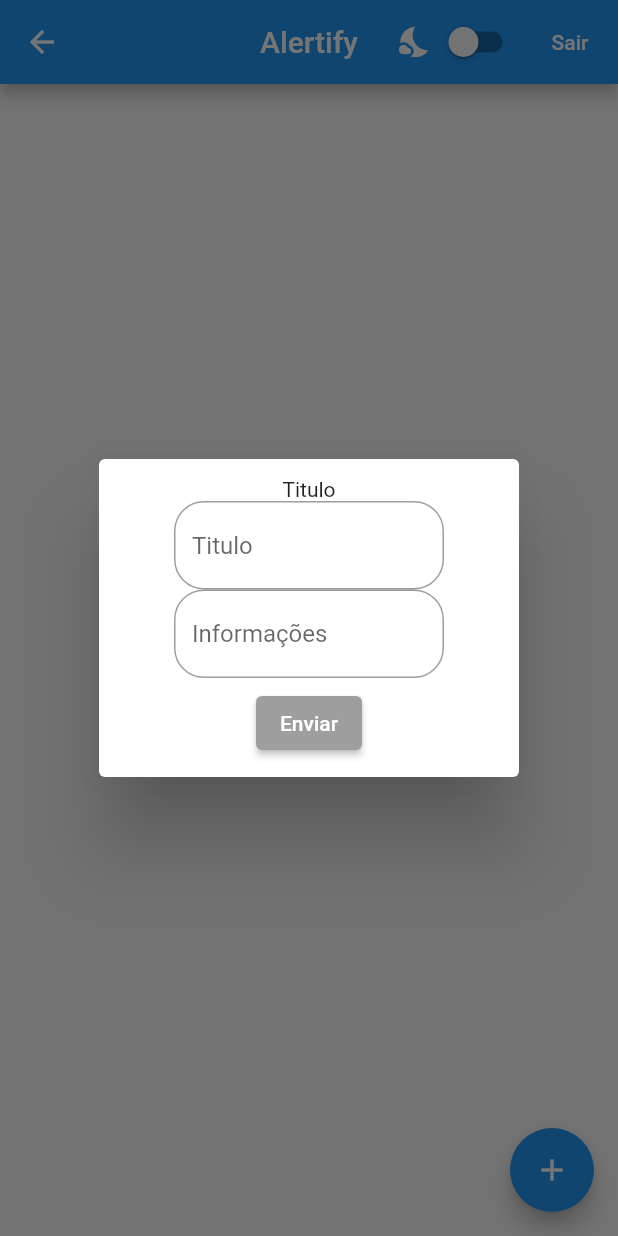
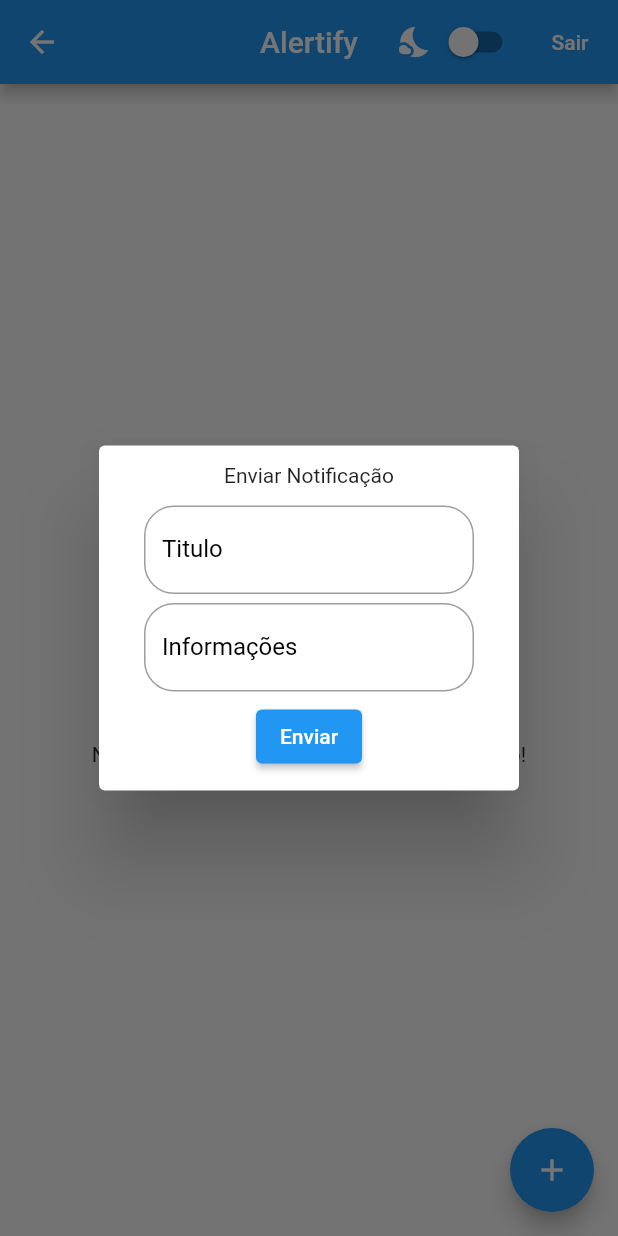
Before and after one commit to vinihzets/AlertifyApp, a Flutter app: the HomeView screen opened by its route, after a tap on the "add" icon, on a phone screen of 412 x 824 dp. Run offline on Flutter 3.47's test engine with Material 2 defaults, Android fonts, the phone set to English and light mode, and no system bars; our stand-ins replace cloud_firestore, cloud_functions, dartz, firebase_auth, firebase_core, firebase_messaging and 4 more; accounts and stored records are empty.

Commit message:
Implementado Bloc para home Feature para obter notificacoes enviadas

```diff
--- a/lib/features/home/presentation/ui/home_view.dart
+++ b/lib/features/home/presentation/ui/home_view.dart
@@ -1,8 +1,14 @@
 import 'package:alertifyapp/features/home/presentation/bloc/home_bloc.dart';
 import 'package:alertifyapp/features/home/presentation/bloc/home_event.dart';
+import 'package:alertifyapp/features/home/presentation/ui/home_view_empty_state.dart';
+import 'package:alertifyapp/features/home/presentation/ui/home_view_error_state.dart';
+import 'package:alertifyapp/features/home/presentation/ui/home_view_loading_state.dart';
+import 'package:alertifyapp/features/home/presentation/ui/home_view_stable_state.dart';
 import 'package:alertifyapp/theme.dart';
 import 'package:flutter/material.dart';
 import 'package:get_it/get_it.dart';
+
+import '../../../../core/components/bloc_screen_builder.dart';
 
 class HomeView extends StatefulWidget {
   const HomeView({super.key});
@@ -23,6 +29,8 @@ class _HomeViewState extends State<HomeView> {
     bodyController = TextEditingController();
     theme = GetIt.I.get();
     bloc = GetIt.I.get();
+
+    bloc.dispatchEvent(HomeEventGetCustomNotifications());
     super.initState();
   }
 
@@ -52,13 +60,16 @@ class _HomeViewState extends State<HomeView> {
               ))
         ],
       ),
-      // body:
-      // BlocScreenBuilder(stream:
-      // bloc.state,
-      // onStable: (onStable) => ,
-      //  onError: (onError) => const SizedBox.shrink(),
-      //  onLoading: (state) => const Center(child: CircularProgressIndicator(),),
-      // onEmpty: (onEmpty) => const Center()),
+      body: BlocScreenBuilder(
+          stream: bloc.state,
+          onStable: (onStable) => HomeViewStableState(
+                state: onStable,
+              ),
+          onError: (onError) => HomeViewErrorState(
+                state: onError,
+              ),
+          onLoading: (state) => const HomeViewLoadingState(),
+          onEmpty: (onEmpty) => const HomeViewEmptyState()),
       floatingActionButton: FloatingActionButton(
         onPressed: () => _buildDialog(),
         child: const Icon(Icons.add),
@@ -75,20 +86,24 @@ class _HomeViewState extends State<HomeView> {
                 child: Column(
                   mainAxisSize: MainAxisSize.min,
                   children: [
-                    const Text('Titulo'),
+                    const Text('Enviar Notificação'),
+                    const SizedBox(height: 12),
                     SizedBox(
-                      width: 180,
+                      width: 220,
                       child: TextField(
                         controller: titleController,
-                        decoration: const InputDecoration(hintText: 'Titulo'),
+                        decoration: const InputDecoration(labelText: 'Titulo'),
                       ),
                     ),
+                    const SizedBox(
+                      height: 6,
+                    ),
                     SizedBox(
-                      width: 180,
+                      width: 220,
                       child: TextField(
                         controller: bodyController,
                         decoration:
-                            const InputDecoration(hintText: 'Informações'),
+                            const InputDecoration(labelText: 'Informações'),
                       ),
                     ),
                     const SizedBox(
@@ -101,9 +116,6 @@ class _HomeViewState extends State<HomeView> {
                         titleController.clear();
                         bodyController.clear();
                       },
-                      style: const ButtonStyle(
-                          backgroundColor:
-                              MaterialStatePropertyAll(Colors.grey)),
                       child: const Text('Enviar'),
                     )
                   ],
--- /dev/null
+++ b/lib/features/home/presentation/ui/home_view_empty_state.dart
@@ -0,0 +1,25 @@
+import 'package:alertifyapp/core/architecture/bloc_state.dart';
+import 'package:flutter/material.dart';
+
+class HomeViewEmptyState extends StatelessWidget {
+  const HomeViewEmptyState({super.key});
+
+  @override
+  Widget build(BuildContext context) {
+    return Center(
+      child: Column(
+        mainAxisSize: MainAxisSize.min,
+        children: const [
+          Icon(
+            Icons.notifications_active_sharp,
+            size: 102,
+          ),
+          SizedBox(
+            height: 24,
+          ),
+          Text('Nenhuma Notificação Enviada ate o momento!')
+        ],
+      ),
+    );
+  }
+}
```
Also changed, not shown: lib/features/home/presentation/ui/home_view_error_state.dart (added, +13 -0 lines), lib/features/home/presentation/ui/home_view_loading_state.dart (added, +14 -0 lines), lib/features/home/presentation/ui/home_view_stable_state.dart (added, +41 -0 lines).
